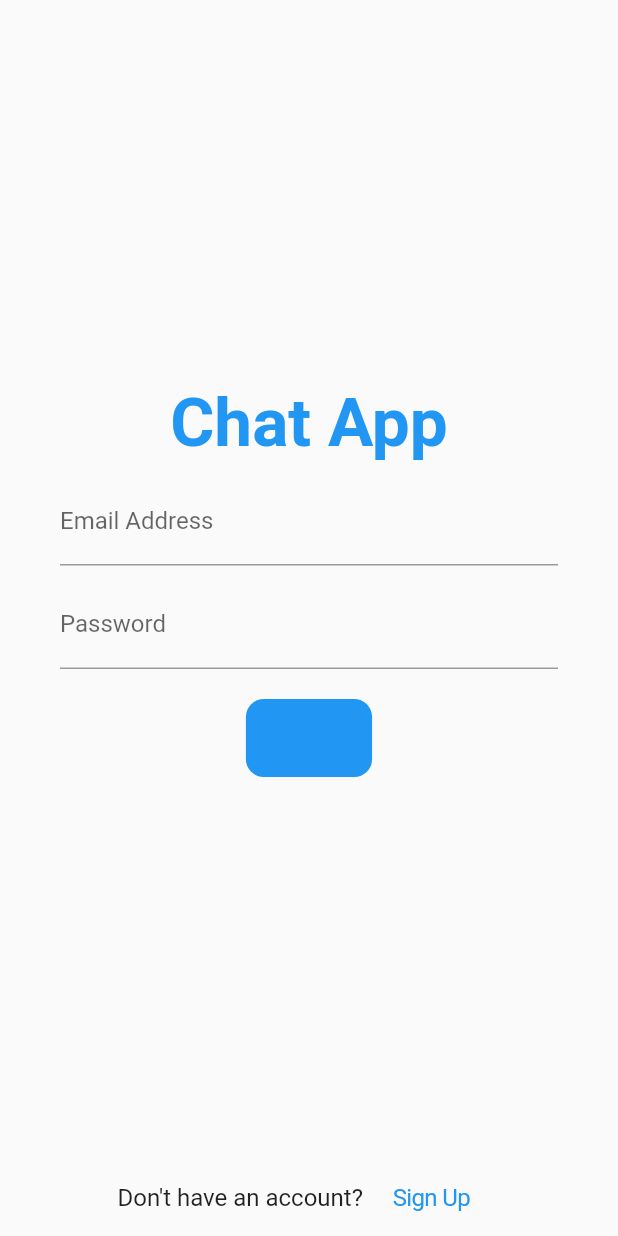
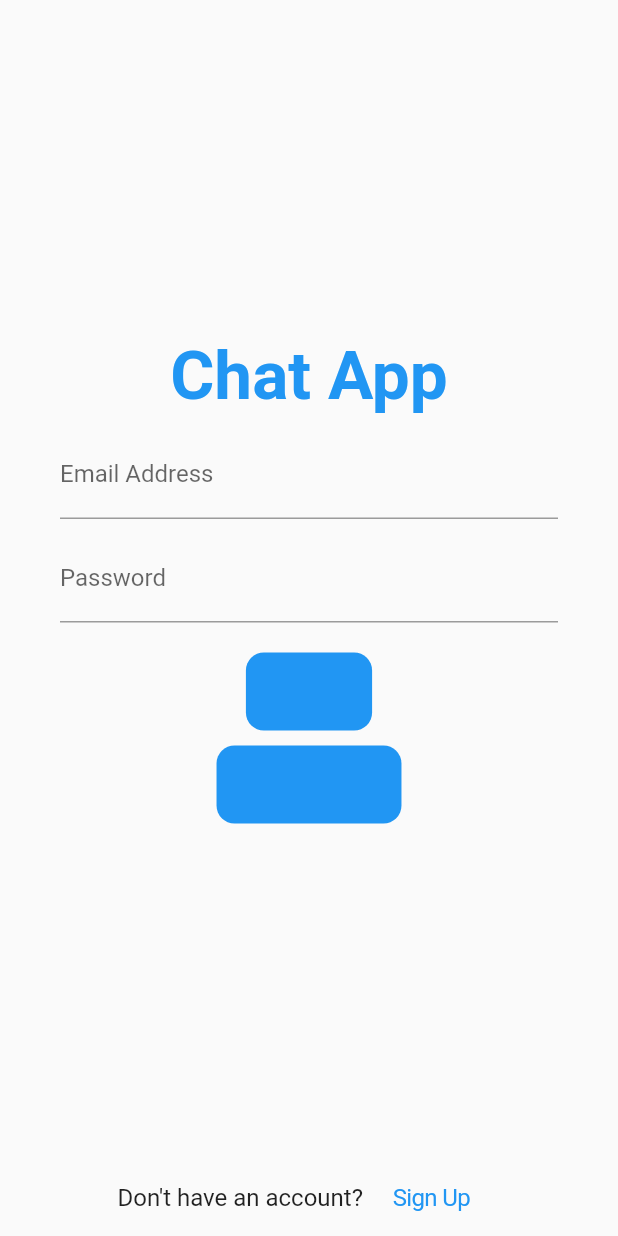
Before and after one commit to moeenchanna/flutter_chat_app, a Flutter app: the screen it shows after launch, on a phone screen of 412 x 824 dp. Run offline on Flutter 3.47's test engine with Material 2 defaults, Android fonts, the phone set to English and light mode, and no system bars; our stand-ins replace cloud_firestore, firebase_auth, firebase_core, firebase_messaging, firebase_storage, flutter_local_notifications and 2 more; accounts and stored records are empty.

Commit message:
Add notification button

```diff
--- a/lib/main.dart
+++ b/lib/main.dart
@@ -6,7 +6,6 @@ import 'package:flutter_firebase_chat/pages/HomePage.dart';
 import 'package:flutter_firebase_chat/pages/LoginPage.dart';
 import 'package:flutter_firebase_chat/pages/NotificationsPage.dart';
 import 'package:flutter_local_notifications/flutter_local_notifications.dart';
-
 import 'helper/FirebaseHelper.dart';
 import 'models/UserModel.dart';
 import 'package:uuid/uuid.dart';
--- a/lib/pages/LoginPage.dart
+++ b/lib/pages/LoginPage.dart
@@ -3,6 +3,7 @@ import 'package:flutter/material.dart';
 import 'package:flutter_firebase_chat/helper/UIHelper.dart';
 import 'package:flutter_firebase_chat/models/UserModel.dart';
 import 'package:flutter_firebase_chat/pages/HomePage.dart';
+import 'package:flutter_firebase_chat/pages/NotificationsPage.dart';
 import 'package:flutter_firebase_chat/pages/SignUpPage.dart';
 import 'package:firebase_auth/firebase_auth.dart';
 import 'package:cloud_firestore/cloud_firestore.dart';
@@ -113,6 +114,23 @@ class _LoginPageState extends State<LoginPage> {
               child: const Text("Log In"),
             ),
 
+                const SizedBox(height: 10,),
+
+                CupertinoButton(
+                  onPressed: () {
+                    Navigator.push(
+                      context,
+                      MaterialPageRoute(
+                          builder: (context) {
+                            return const NotificationsPage();
+                          }
+                      ),
+                    );
+                  },
+                  color: Theme.of(context).colorScheme.secondary,
+                  child: const Text("Notification"),
+                ),
+
             ],
             ),
           ),
```
